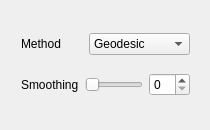
Before: the Qt Designer form criticalpointspanel.ui in TopModLab/Unfolding, drawn with Qt 5.
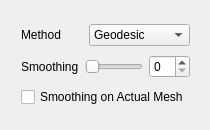
After: the same form once the commit is applied.

The edit to the form file:
```diff
--- a/criticalpointspanel.ui
+++ b/criticalpointspanel.ui
@@ -79,6 +79,17 @@
       </item>
      </layout>
     </item>
+    <item>
+     <layout class="QHBoxLayout" name="horizontalLayout_3">
+      <item>
+       <widget class="QCheckBox" name="smoothingTypeCheckBox">
+        <property name="text">
+         <string>Smoothing on Actual Mesh</string>
+        </property>
+       </widget>
+      </item>
+     </layout>
+    </item>
    </layout>
   </widget>
  </widget>
```
Left out of the diff: 2 changed lines with no effect on the pictures.
